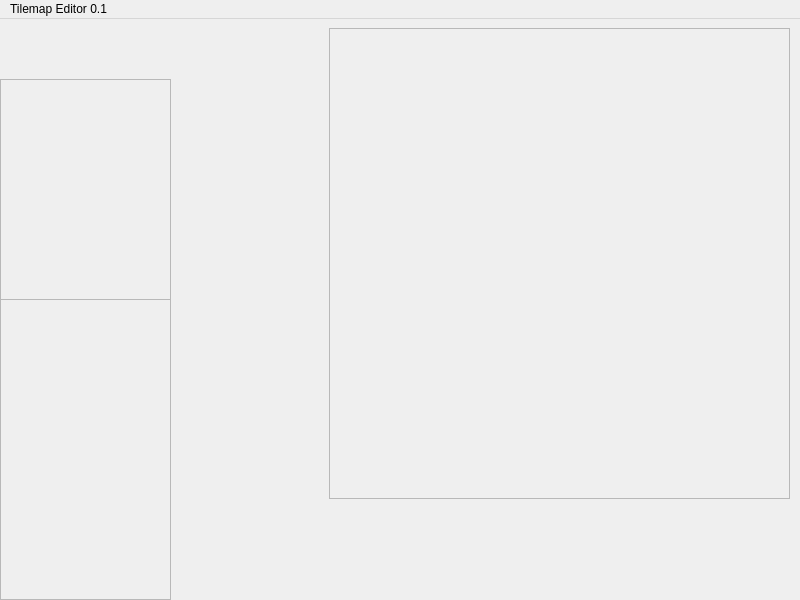
Before: the Qt Designer form tme-1/tme-1/mainwindow.ui in johnmarinelli/qt-projects, drawn with Qt 5.
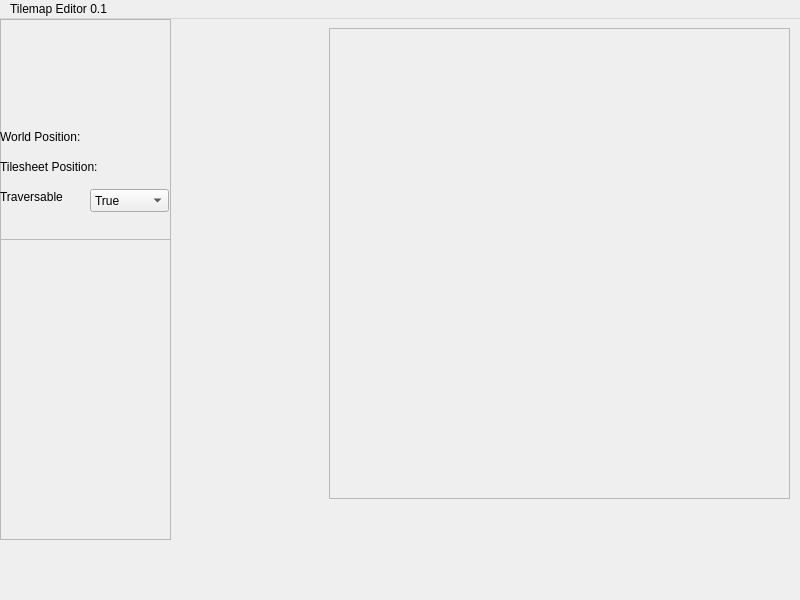
After: the same form once the commit is applied.

Commit message: made current tile frame prettier, and added coordinate texts & traversable combo box

```diff
--- a/tme-1/tme-1/mainwindow.ui
+++ b/tme-1/tme-1/mainwindow.ui
@@ -34,7 +34,7 @@
     <property name="geometry">
      <rect>
       <x>0</x>
-      <y>280</y>
+      <y>220</y>
       <width>171</width>
       <height>301</height>
      </rect>
@@ -57,7 +57,7 @@
     <property name="geometry">
      <rect>
       <x>0</x>
-      <y>60</y>
+      <y>0</y>
       <width>171</width>
       <height>221</height>
      </rect>
@@ -71,16 +71,75 @@
     <widget class="QLabel" name="currentTileGraphic">
      <property name="geometry">
       <rect>
-       <x>20</x>
-       <y>0</y>
-       <width>128</width>
-       <height>128</height>
+       <x>10</x>
+       <y>30</y>
+       <width>158</width>
+       <height>99</height>
       </rect>
      </property>
      <property name="text">
       <string/>
      </property>
     </widget>
+    <widget class="QComboBox" name="currentTileTraversable">
+     <property name="geometry">
+      <rect>
+       <x>90</x>
+       <y>170</y>
+       <width>79</width>
+       <height>23</height>
+      </rect>
+     </property>
+     <item>
+      <property name="text">
+       <string>True</string>
+      </property>
+     </item>
+     <item>
+      <property name="text">
+       <string>False</string>
+      </property>
+     </item>
+    </widget>
+    <widget class="QLabel" name="traversableLabel">
+     <property name="geometry">
+      <rect>
+       <x>0</x>
+       <y>170</y>
+       <width>81</width>
+       <height>16</height>
+      </rect>
+     </property>
+     <property name="text">
+      <string>Traversable</string>
+     </property>
+    </widget>
+    <widget class="QLabel" name="currentTileWorldCoords">
+     <property name="geometry">
+      <rect>
+       <x>0</x>
+       <y>110</y>
+       <width>101</width>
+       <height>16</height>
+      </rect>
+     </property>
+     <property name="text">
+      <string>World Position:</string>
+     </property>
+    </widget>
+    <widget class="QLabel" name="currentTileTileSheetCoords">
+     <property name="geometry">
+      <rect>
+       <x>0</x>
+       <y>140</y>
+       <width>121</width>
+       <height>16</height>
+      </rect>
+     </property>
+     <property name="text">
+      <string>Tilesheet Position:</string>
+     </property>
+    </widget>
    </widget>
   </widget>
   <widget class="QMenuBar" name="menubar">
```
The commit also changes 3 other files.
